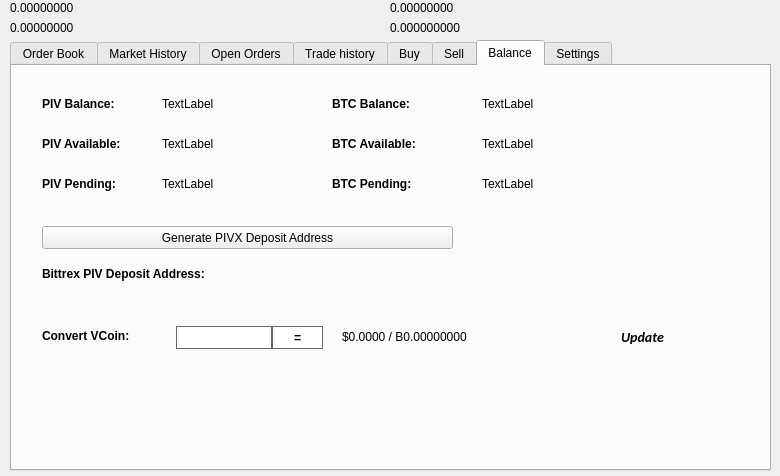
Qt form src/qt/forms/tradingdialog.ui (private-datagram/pdg-core) before a commit.
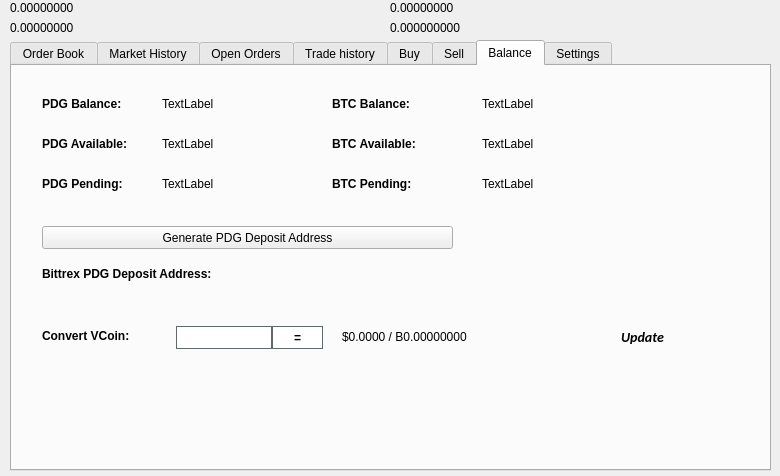
The same form after that commit. The open tabs and pages were chosen to show the change. Icons and pictures are not drawn.

```diff
--- a/src/qt/forms/tradingdialog.ui
+++ b/src/qt/forms/tradingdialog.ui
@@ -2762,7 +2762,7 @@
       </font>
      </property>
      <property name="text">
-      <string>PIV Balance:</string>
+      <string>PDG Balance:</string>
      </property>
     </widget>
     <widget class="QLabel" name="label_12">
@@ -2813,7 +2813,7 @@
       </font>
      </property>
      <property name="text">
-      <string>PIV Available:</string>
+      <string>PDG Available:</string>
      </property>
     </widget>
     <widget class="QLabel" name="label_14">
@@ -2832,7 +2832,7 @@
       </font>
      </property>
      <property name="text">
-      <string>PIV Pending:</string>
+      <string>PDG Pending:</string>
      </property>
     </widget>
     <widget class="QLabel" name="PIVPendingLabel">
@@ -2928,7 +2928,7 @@
       </font>
      </property>
      <property name="text">
-      <string>Bittrex PIV Deposit Address:</string>
+      <string>Bittrex PDG Deposit Address:</string>
      </property>
     </widget>
     <widget class="QPushButton" name="GenDepositBTN">
@@ -2941,7 +2941,7 @@
       </rect>
      </property>
      <property name="text">
-      <string>Generate PIVX Deposit Address</string>
+      <string>Generate PDG Deposit Address</string>
      </property>
      <property name="icon">
       <iconset resource="../pivx.qrc">
```
Left out of the diff: 26 changed lines with no effect on the pictures.
